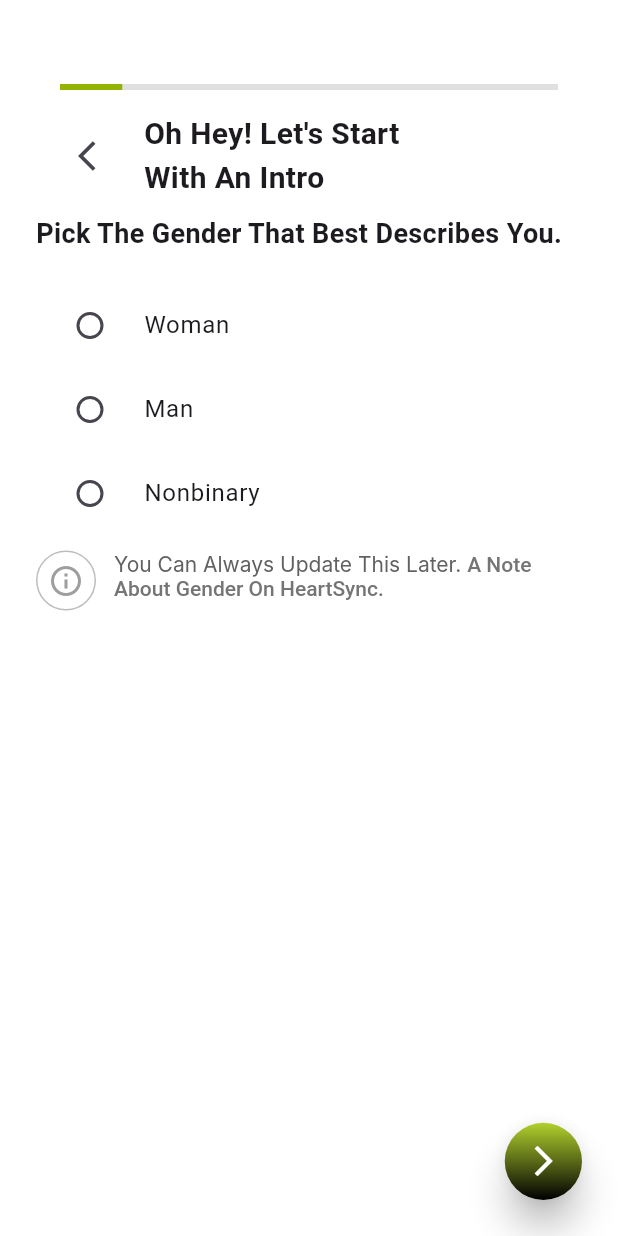
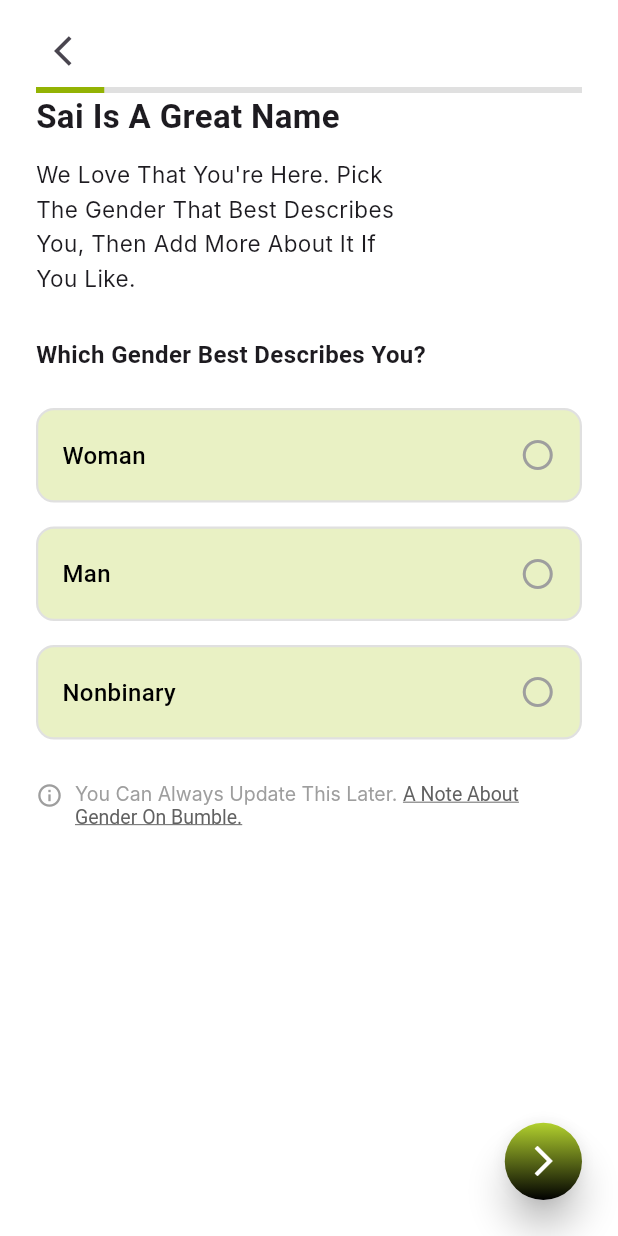
Before and after one commit to Seshadevi/dating_app, a Flutter app: the GenderSelectionScreen screen opened directly with empty values, on a phone screen of 412 x 824 dp. Run offline on Flutter 3.47's test engine with Material 3 defaults, Android fonts, the phone set to English and light mode, and no system bars; our stand-ins replace firebase_auth, firebase_core, flutter_riverpod, flutter_svg, geolocator, google_sign_in and 5 more; accounts and stored records are empty; Roboto replaces fonts that are missing (Inter, Poppins).

Commit message:
17.1 updated screen

```diff
--- a/lib/screens/genderselection_screen.dart
+++ b/lib/screens/genderselection_screen.dart
@@ -1,13 +1,19 @@
-import 'package:dating/screens/gender_display_screen.dart';
 import 'package:flutter/material.dart';
+import 'gender_display_screen.dart';
 
 class GenderSelectionScreen extends StatefulWidget {
   final double latitude;
   final double longitude;
   final String userName;
+  final String dateOfBirth;
 
-   final String dateOfBirth;
-  const GenderSelectionScreen({super.key, required this.latitude, required this.longitude, required this.userName, required this.dateOfBirth});
+  const GenderSelectionScreen({
+    super.key,
+    required this.latitude,
+    required this.longitude,
+    required this.userName,
+    required this.dateOfBirth,
+  });
 
   @override
   State<GenderSelectionScreen> createState() => _GenderSelectionScreenState();
@@ -16,16 +22,53 @@ class GenderSelectionScreen extends StatefulWidget {
 class _GenderSelectionScreenState extends State<GenderSelectionScreen> {
   String selectedGender = '';
 
+  Widget _buildGenderOption(String label) {
+    final bool isSelected = selectedGender == label;
 
-  Widget _radioOption(String label) {
-    return RadioListTile<String>(
-      title: Text(label),
-      value: label,
-      groupValue: selectedGender,
-      activeColor: Colors.black,
-      onChanged: (value) {
-        setState(() => selectedGender = value!);
+    return GestureDetector(
+      onTap: () {
+        setState(() {
+          selectedGender = label;
+        });
       },
+      child: Container(
+        margin: const EdgeInsets.only(bottom: 16),
+        padding: const EdgeInsets.symmetric(horizontal: 16, vertical: 18),
+        decoration: BoxDecoration(
+          gradient: isSelected
+              ? const LinearGradient(
+                  colors: [Color(0xff000000), Color(0xffB2D12E)],
+                  begin: Alignment.topLeft,
+                  end: Alignment.bottomRight,
+                )
+              : const LinearGradient(
+                  colors: [Color(0xffE9F1C4), Color(0xffE9F1C4)],
+                ),
+          borderRadius: BorderRadius.circular(12),
+          border: Border.all(
+            color: isSelected ? Colors.black : Colors.grey.shade300,
+            width: 1.5,
+          ),
+        ),
+        child: Row(
+          mainAxisAlignment: MainAxisAlignment.spaceBetween,
+          children: [
+            Text(
+              label,
+              style: TextStyle(
+                color: isSelected ? Colors.white : Colors.black,
+                fontSize: 16,
+                fontWeight: FontWeight.w500,
+                fontFamily: 'Poppins',
+              ),
+            ),
+            Icon(
+              isSelected ? Icons.radio_button_checked : Icons.radio_button_off,
+              color: isSelected ? Colors.white : Colors.grey,
+            ),
+          ],
+        ),
+      ),
     );
   }
 
@@ -39,98 +82,80 @@ class _GenderSelectionScreenState extends State<GenderSelectionScreen> {
         child: Stack(
           children: [
             Padding(
-              padding: const EdgeInsets.symmetric(horizontal: 24, vertical: 16),
+              padding: const EdgeInsets.symmetric(horizontal: 24, vertical: 10),
               child: Column(
                 crossAxisAlignment: CrossAxisAlignment.start,
                 children: [
-                  const SizedBox(height: 40),
-
-                  // 🔵 Progress Bar
-                  Padding(
-                    padding: const EdgeInsets.symmetric(horizontal: 16),
-                    child: LinearProgressIndicator(
+                  IconButton(
+                              icon: const Icon(Icons.arrow_back_ios,),
+                              onPressed: () => Navigator.pop(context),
+                            ),
+                  // Progress bar
+                  LinearProgressIndicator(
                     value: 2 / 16,
                     backgroundColor: Colors.grey[300],
                     valueColor: const AlwaysStoppedAnimation<Color>(
                       Color.fromARGB(255, 147, 179, 3),
                     ),
                   ),
-                  ),
-                  const SizedBox(height: 15),
+                  // const SizedBox(height: 24),
 
-                  // 🔙 Back button and title
-                  Padding(
-                    padding: const EdgeInsets.symmetric(horizontal: 16),
-                    child: Row(
-                      children: [
-                        IconButton(
-                          icon: const Icon(Icons.arrow_back_ios),
-                          onPressed: () => Navigator.pop(context),
-                        ),
-                        const SizedBox(width: 8),
                   const Text(
-                          "Oh Hey! Let's Start\nWith An Intro",
+                    "Sai Is A Great Name",
                     style: TextStyle(
-                            fontSize: 20,
+                      fontSize: 22,
                       fontWeight: FontWeight.bold,
                       fontFamily: 'Poppins',
                     ),
                   ),
-                      ],
+                  const SizedBox(height: 12),
+                  const Text(
+                    "We Love That You're Here. Pick\nThe Gender That Best Describes\nYou, Then Add More About It If\nYou Like.",
+                    style: TextStyle(
+                      fontSize: 15,
+                      fontFamily: 'Inter',
+                      height: 1.5,
                     ),
                   ),
+                  const SizedBox(height: 28),
+                  const Text(
+                    "Which Gender Best Describes You?",
+                    style: TextStyle(
+                      fontSize: 16,
+                      fontWeight: FontWeight.w600,
+                      fontFamily: 'Poppins',
+                    ),
+                  ),
+                  const SizedBox(height: 24),
 
-                  const SizedBox(height: 10),
+                  // Gender options
+                  _buildGenderOption("Woman"),
+                  _buildGenderOption("Man"),
+                  _buildGenderOption("Nonbinary"),
 
-                  const Text(
-                    "Pick The Gender That Best Describes You.",
-                    style: TextStyle(fontSize: 18, fontWeight: FontWeight.bold),
-                  ),
+                  const SizedBox(height: 12),
 
-                  const SizedBox(height: 20),
-
-                  // 🧑 Gender options
-                  _radioOption("Woman"),
-                  _radioOption("Man"),
-                  _radioOption("Nonbinary"),
-
-                  const SizedBox(height: 10),
-
-                  // ℹ️ Info block
+                  // Info section
                   Row(
                     crossAxisAlignment: CrossAxisAlignment.start,
                     children: [
-                      Container(
-                        width: 40,
-                        height: 40,
-                        decoration: BoxDecoration(
-                          shape: BoxShape.circle,
-                          border: Border.all(color: Colors.grey.shade400),
-                        ),
-                        child: Center(
-                          child: Icon(
-                            Icons.info_outline,
-                            color: Colors.grey.shade500,
-                            size: 24,
-                          ),
-                        ),
-                      ),
-                      const SizedBox(width: 12),
+                      const Icon(Icons.info_outline, size: 18, color: Colors.grey),
+                      const SizedBox(width: 8),
                       Expanded(
                         child: RichText(
                           text: TextSpan(
-                            style: TextStyle(
+                            style: const TextStyle(
+                              fontSize: 13,
                               fontFamily: 'Inter',
-                              fontSize: 14,
-                              color: Colors.grey.shade700,
+                              color: Colors.grey,
                             ),
                             children: [
                               const TextSpan(text: "You Can Always Update This Later. "),
                               TextSpan(
-                                text: "A Note About Gender On HeartSync.",
+                                text: "A Note About Gender On Bumble.",
                                 style: TextStyle(
-                                  color: Colors.grey.shade600,
-                                  fontWeight: FontWeight.w500,
+                                  color: Colors.grey.shade700,
+                                  decoration: TextDecoration.underline,
                                 ),
                               ),
                             ],
@@ -139,13 +164,12 @@ class _GenderSelectionScreenState extends State<GenderSelectionScreen> {
                       ),
                     ],
                   ),
-
-                  const Spacer(), // Push everything up
+                  const Spacer(),
                 ],
               ),
             ),
 
-            // ✅ Next Button (FAB style)
+            // Next FAB button
             Align(
               alignment: Alignment.bottomRight,
               child: Padding(
@@ -168,15 +192,18 @@ class _GenderSelectionScreenState extends State<GenderSelectionScreen> {
                       icon: const Icon(Icons.arrow_forward_ios, color: Colors.white),
                       onPressed: () {
                         if (selectedGender.isNotEmpty) {
-                          // Navigate to next screen
-
-                          Navigator.push(context, MaterialPageRoute(builder: (_) => GenderDisplayScreen(
-                             latitude:widget.latitude,
+                          Navigator.push(
+                            context,
+                            MaterialPageRoute(
+                              builder: (_) => GenderDisplayScreen(
+                                latitude: widget.latitude,
                                 longitude: widget.longitude,
-                              userName:widget. userName,
+                                userName: widget.userName,
                                 dateOfBirth: widget.dateOfBirth,
                                 selectedGender: selectedGender,
-                          )));
+                              ),
+                            ),
+                          );
                         } else {
                           ScaffoldMessenger.of(context).showSnackBar(
                             const SnackBar(content: Text("Please select a gender")),
```
Also changed, not shown: lib/screens/choose_foodies.dart (+51 -17 lines), lib/screens/introMail.dart (+6 -5 lines). Lines whose indentation alone changed are shown as unchanged.
